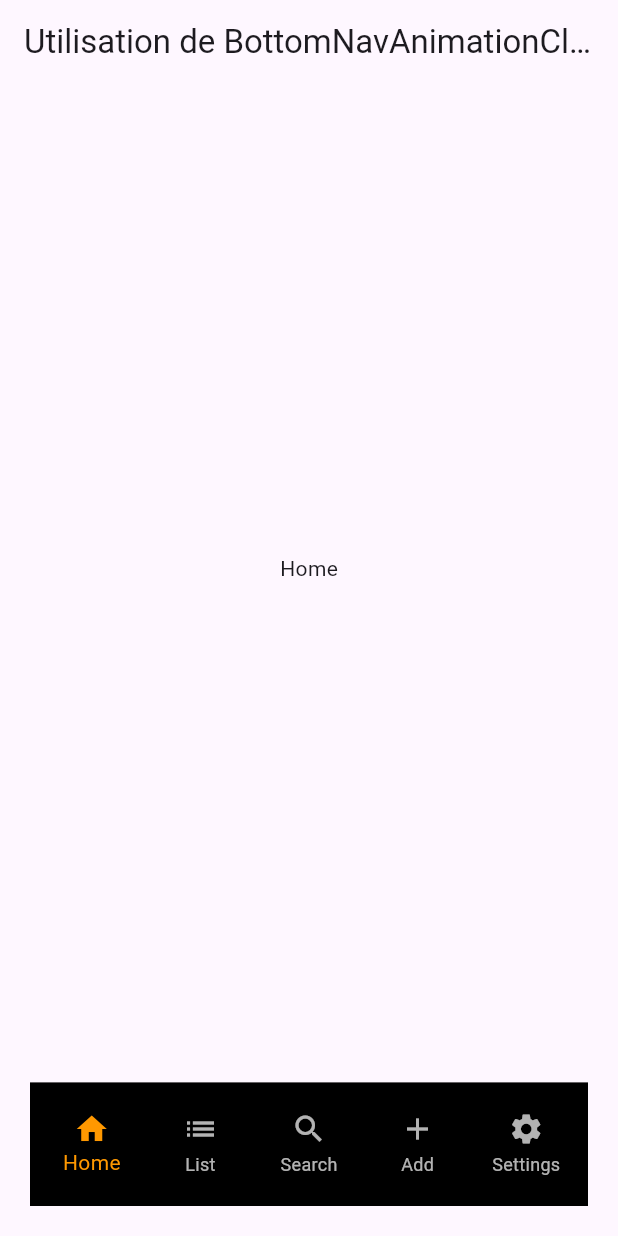
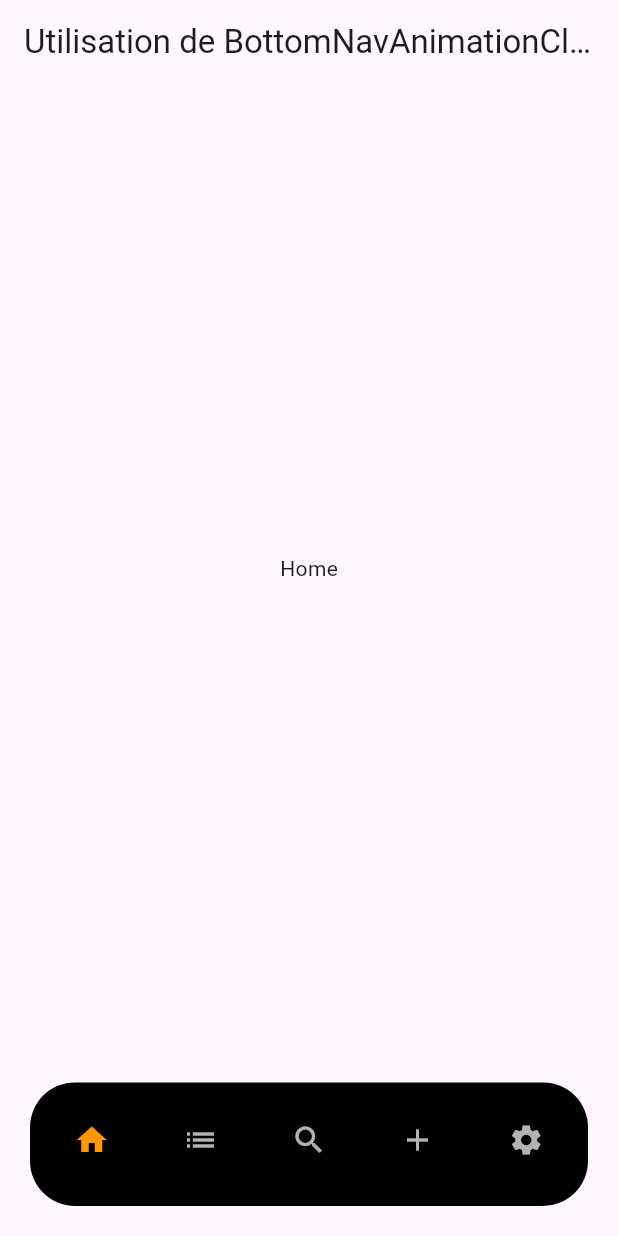
Before and after one commit to Andtit4/bottom_nav_animation_clean, a Flutter app: the screen it shows after launch, on a phone screen of 412 x 824 dp. Run offline on Flutter 3.47's test engine with Material 3 defaults, Android fonts, the phone set to English and light mode, and no system bars; our stand-ins replace get.

Commit message:
Enhance BottomNavAnimation with additional customization options
- Add optional width, height, and showLabels parameters
- Update main.dart to use rounded bottom navigation bar
- Provide more flexibility in bottom navigation bar styling and display

```diff
--- a/lib/main.dart
+++ b/lib/main.dart
@@ -32,7 +32,7 @@ class MyApp extends StatelessWidget {
           backgroundColor: Colors.black,
           selectedItemColor: Colors.orange,
           unselectedItemColor: Colors.white70,
-          borderRadius: BorderRadius.circular(0),
+          borderRadius: BorderRadius.circular(30),
         ),
       ),
     );
--- a/lib/presentation/widgets/bottom_nav_animation.dart
+++ b/lib/presentation/widgets/bottom_nav_animation.dart
@@ -10,6 +10,9 @@ class BottomNavAnimation extends StatelessWidget {
   final Color? selectedItemColor;
   final Color? unselectedItemColor;
   final BorderRadius? borderRadius;
+  final double? width;
+  final double? height;
+  final bool? showLabels;
 
   BottomNavAnimation({
     Key? key,
@@ -19,6 +22,9 @@ class BottomNavAnimation extends StatelessWidget {
     this.selectedItemColor,
     this.unselectedItemColor,
     this.borderRadius,
+    this.height,
+    this.width,
+    this.showLabels
   }) : super(key: key);
 
   @override
@@ -40,8 +46,8 @@ class BottomNavAnimation extends StatelessWidget {
           }),
           bottomNavigationBar: Obx(() {
             return Container(
-              height: Get.height * .1,
-              width: Get.width ,
+              height: height ??  Get.height * .1,
+              width: width ?? Get.width ,
             // padding: EdgeInsets.all(10),
             padding: EdgeInsets.all(5),
             margin: EdgeInsets.all(20),
@@ -53,8 +59,10 @@ class BottomNavAnimation extends StatelessWidget {
               ], */
             ),
             child: ClipRRect(
-              borderRadius: BorderRadius.vertical(top: Radius.circular(30)),
+              borderRadius:  borderRadius ?? BorderRadius.vertical(top: Radius.circular(30)),
               child: BottomNavigationBar(
+                showSelectedLabels: showLabels ?? false,
+                showUnselectedLabels: showLabels ?? false,
                 backgroundColor: backgroundColor ?? Colors.black,
                 type: BottomNavigationBarType.fixed,
                 currentIndex: controller.currentIndex.value,
```
